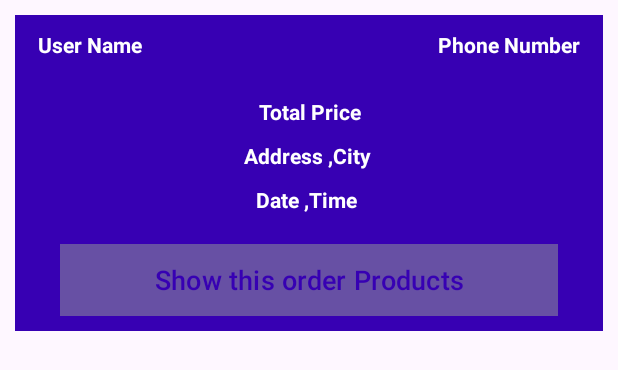
After one commit to Tohamy20/ecommersapp, an Android app built with Jetpack Compose: the layout orders_layout.xml on its own in the app's theme, with its tools: preview values and no code run, on a phone screen of 412 x 824 dp. The commit adds this screen. Shown: the top 370 px of the screen. Run offline under Robolectric (Android 15) with nearby library versions, the phone set to English and light mode, and no system bars.

Commit message:
pushagainafter mahmoud after b2a admin log out orders done

```diff
--- a/app/src/main/AndroidManifest.xml
+++ b/app/src/main/AndroidManifest.xml
@@ -18,6 +18,9 @@
         android:supportsRtl="true"
         android:theme="@style/Theme.Talabatend"
         tools:targetApi="31">
+        <activity
+            android:name=".AdminUserProductsActivity"
+            android:exported="false" />
         <activity
             android:name=".AdminNewOrdersActivity"
             android:exported="false" />
--- /dev/null
+++ b/app/src/main/res/layout/orders_layout.xml
@@ -0,0 +1,110 @@
+<?xml version="1.0" encoding="utf-8"?>
+<RelativeLayout
+    xmlns:android="http://schemas.android.com/apk/res/android"
+    android:layout_width="match_parent"
+    android:layout_height="wrap_content">
+    <RelativeLayout
+        android:layout_width="match_parent"
+        android:layout_height="wrap_content"
+        android:padding="10dp"
+        android:layout_margin="10dp"
+
+        android:background="@color/design_default_color_primary_dark"
+
+        >
+        <TextView
+            android:id="@+id/order_user_name"
+            android:layout_width="160dp"
+            android:layout_height="wrap_content"
+            android:text="User Name"
+            android:textColor="@color/white"
+            android:textSize="14sp"
+            android:layout_marginLeft="5dp"
+            android:textStyle="bold"
+
+
+            />
+
+        <TextView
+            android:id="@+id/order_phone_number"
+            android:layout_width="160dp"
+            android:layout_height="wrap_content"
+            android:layout_alignParentEnd="true"
+            android:layout_marginLeft="5dp"
+            android:text="Phone Number"
+            android:textAlignment="textEnd"
+            android:textColor="@color/white"
+            android:textSize="14sp"
+            android:layout_marginRight="5dp"
+            android:textStyle="bold"
+
+            />
+        <TextView
+            android:id="@+id/order_total_price"
+            android:layout_width="match_parent"
+            android:layout_height="wrap_content"
+            android:text="Total Price"
+            android:textColor="@color/white"
+            android:textSize="14sp"
+            android:textStyle="bold"
+            android:layout_below="@id/order_phone_number"
+            android:gravity="center"
+            android:layout_marginTop="25dp"
+
+
+
+
+            />
+
+        <TextView
+            android:id="@+id/order_address_city"
+            android:layout_width="match_parent"
+            android:layout_height="wrap_content"
+            android:text="Address ,City "
+            android:textColor="@color/white"
+            android:textSize="14sp"
+            android:textStyle="bold"
+            android:layout_below="@id/order_total_price"
+            android:gravity="center"
+            android:layout_marginTop="10dp"
+
+
+            />
+        <TextView
+            android:id="@+id/order_date_time"
+            android:layout_width="match_parent"
+            android:layout_height="wrap_content"
+            android:text="Date ,Time "
+            android:textColor="@color/white"
+            android:textSize="14sp"
+            android:textStyle="bold"
+            android:layout_below="@id/order_address_city"
+            android:gravity="center"
+            android:layout_marginTop="10dp"
+
+
+            />
+        <Button
+            android:id="@+id/show_all_products_btn"
+            android:layout_width="match_parent"
+            android:layout_height="wrap_content"
+            android:layout_marginLeft="20dp"
+            android:layout_marginRight="20dp"
+            android:layout_marginTop="20dp"
+            android:background="@color/white"
+            android:text="Show this order Products"
+            android:textColor="@color/design_default_color_primary_dark"
+            android:textSize="18dp"
+            android:layout_below="@id/order_date_time"
+
+
+
+            />
+
+
+
+
+
+    </RelativeLayout>
+
+</RelativeLayout>
```
Also changed, not shown: app/src/main/java/com/example/talabatend/AdminNewOrdersActivity.java (+89 -1 lines), app/src/main/java/com/example/talabatend/AdminUserProductsActivity.java (added, +14 -0 lines), app/src/main/java/com/example/talabatend/Model/AdminOrders.java (added, +84 -0 lines), app/src/main/res/layout/activity_admin_new_orders.xml (+40 -2 lines), app/src/main/res/layout/activity_admin_user_products.xml (added, +9 -0 lines).
